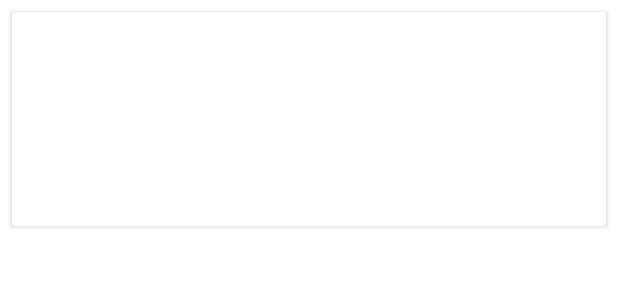
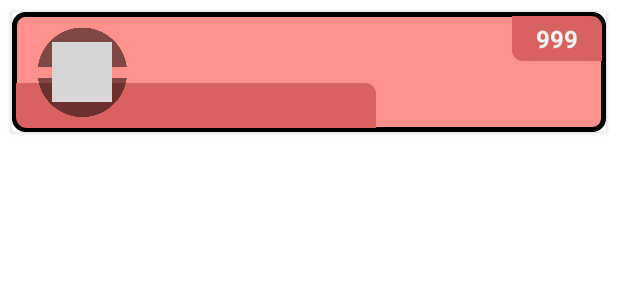
Before and after one commit to Khryzyz/Pokedex, an Android app: the layout item_list_pokemon.xml on its own in the app's theme, with its tools: preview values and no code run, on a phone screen of 412 x 824 dp. Shown: the top 300 px of the screen. Run offline under Robolectric (Android 15) with nearby library versions, the phone set to English and light mode, and no system bars; grey boxes are pictures that could not be loaded.

Commit message:
- Creacion Item Listado

```diff
--- a/app/build.gradle
+++ b/app/build.gradle
@@ -12,7 +12,7 @@ android {
 
     defaultConfig {
         applicationId "com.chris.pokedex"
-        minSdkVersion 16
+        minSdkVersion 17
         targetSdkVersion 30
         versionCode 1
         versionName "1.0"
--- a/app/src/main/java/com/chris/pokedex/layer/ui/fragment/list/adapter/ListPokemonViewHolder.kt
+++ b/app/src/main/java/com/chris/pokedex/layer/ui/fragment/list/adapter/ListPokemonViewHolder.kt
@@ -35,13 +35,15 @@ class ListPokemonViewHolder
 
             pokemon = item
 
-            val urlSprite = when (item.generation) {
-                Constants.Generation.FIRST.id -> "https://raw.githubusercontent.com/PokeAPI/sprites/master/sprites/pokemon/versions/generation-i/yellow/${item.id}.png"
-                Constants.Generation.SECOND.id -> "https://raw.githubusercontent.com/PokeAPI/sprites/master/sprites/pokemon/versions/generation-ii/crystal/${item.id}.png"
-                Constants.Generation.THIRD.id -> "https://raw.githubusercontent.com/PokeAPI/sprites/master/sprites/pokemon/versions/generation-iii/emerald/${item.id}.png"
-                Constants.Generation.FOURTH.id -> "https://raw.githubusercontent.com/PokeAPI/sprites/master/sprites/pokemon/versions/generation-iv/diamond-pearl/${item.id}.png"
-                else -> "https://raw.githubusercontent.com/PokeAPI/sprites/master/sprites/pokemon/versions/generation-v/black-white//${item.id}.png"
-            }
+            val urlSprite = "https://raw.githubusercontent.com/PokeAPI/sprites/master/sprites/pokemon/versions/generation-v/black-white/animated/${item.id}.gif"
+
+//            val urlSprite = when (item.generation) {
+//                Constants.Generation.FIRST.id -> "https://raw.githubusercontent.com/PokeAPI/sprites/master/sprites/pokemon/versions/generation-i/yellow/${item.id}.png"
+//                Constants.Generation.SECOND.id -> "https://raw.githubusercontent.com/PokeAPI/sprites/master/sprites/pokemon/versions/generation-ii/crystal/${item.id}.png"
+//                Constants.Generation.THIRD.id -> "https://raw.githubusercontent.com/PokeAPI/sprites/master/sprites/pokemon/versions/generation-iii/emerald/${item.id}.png"
+//                Constants.Generation.FOURTH.id -> "https://raw.githubusercontent.com/PokeAPI/sprites/master/sprites/pokemon/versions/generation-iv/diamond-pearl/${item.id}.png"
+//                else -> "https://raw.githubusercontent.com/PokeAPI/sprites/master/sprites/pokemon/versions/generation-v/black-white//${item.id}.png"
+//            }
 
             Glide.with(itemView.context).load(urlSprite).into(imvSprite);
 
--- /dev/null
+++ b/app/src/main/res/drawable/shape_bg_item.xml
@@ -0,0 +1,20 @@
+<?xml version="1.0" encoding="UTF-8"?>
+<shape xmlns:android="http://schemas.android.com/apk/res/android">
+    <solid android:color="@color/primary_dark" />
+
+    <stroke
+        android:width="3dp"
+        android:color="@color/black" />
+
+    <padding
+        android:bottom="1dp"
+        android:left="1dp"
+        android:right="1dp"
+        android:top="1dp" />
+
+    <corners
+        android:bottomLeftRadius="7dp"
+        android:bottomRightRadius="7dp"
+        android:topLeftRadius="7dp"
+        android:topRightRadius="7dp" />
+</shape>
--- /dev/null
+++ b/app/src/main/res/drawable/shape_bg_item_decoration.xml
@@ -0,0 +1,14 @@
+<?xml version="1.0" encoding="UTF-8"?>
+<shape xmlns:android="http://schemas.android.com/apk/res/android">
+    <solid android:color="@color/primary" />
+
+    <padding
+        android:bottom="1dp"
+        android:left="1dp"
+        android:right="1dp"
+        android:top="1dp" />
+
+    <corners
+        android:topRightRadius="7dp"
+        android:bottomLeftRadius="7dp" />
+</shape>
--- /dev/null
+++ b/app/src/main/res/drawable/shape_bg_item_number.xml
@@ -0,0 +1,14 @@
+<?xml version="1.0" encoding="UTF-8"?>
+<shape xmlns:android="http://schemas.android.com/apk/res/android">
+    <solid android:color="@color/primary" />
+
+    <padding
+        android:bottom="1dp"
+        android:left="1dp"
+        android:right="1dp"
+        android:top="1dp" />
+
+    <corners
+        android:topRightRadius="7dp"
+        android:bottomLeftRadius="7dp" />
+</shape>
--- a/app/src/main/res/layout/item_list_pokemon.xml
+++ b/app/src/main/res/layout/item_list_pokemon.xml
@@ -1,5 +1,7 @@
 <?xml version="1.0" encoding="utf-8"?>
-<layout xmlns:android="http://schemas.android.com/apk/res/android">
+<layout xmlns:android="http://schemas.android.com/apk/res/android"
+    xmlns:app="http://schemas.android.com/apk/res-auto"
+    xmlns:tools="http://schemas.android.com/tools">
 
     <data>
 
@@ -14,31 +16,84 @@
         android:layout_margin="@dimen/margin_default"
         android:elevation="@dimen/elevation_default">
 
-        <LinearLayout
-            android:layout_width="wrap_content"
-            android:layout_height="wrap_content"
-            android:orientation="vertical">
+        <androidx.constraintlayout.widget.ConstraintLayout
+            android:layout_width="match_parent"
+            android:layout_height="80dp"
+            android:background="@drawable/shape_bg_item">
+
+            <ImageView
+                android:id="@+id/imvBackPoke"
+                android:layout_width="60dp"
+                android:layout_height="60dp"
+                android:layout_marginStart="@dimen/margin_large"
+                android:layout_marginTop="@dimen/margin_large"
+                android:layout_marginBottom="@dimen/margin_large"
+                android:elevation="1dp"
+                android:src="@mipmap/bg_pokeball"
+                app:layout_constraintBottom_toBottomOf="parent"
+                app:layout_constraintStart_toStartOf="parent"
+                app:layout_constraintTop_toTopOf="parent" />
 
             <ImageView
                 android:id="@+id/imvSprite"
                 android:layout_width="40dp"
-                android:layout_height="40dp" />
+                android:layout_height="40dp"
+                android:elevation="2dp"
+                app:layout_constraintBottom_toBottomOf="@+id/imvBackPoke"
+                app:layout_constraintEnd_toEndOf="@+id/imvBackPoke"
+                app:layout_constraintStart_toStartOf="@+id/imvBackPoke"
+                app:layout_constraintTop_toTopOf="@+id/imvBackPoke"
+                tools:src="@tools:sample/avatars" />
+
+            <View
+                android:id="@+id/frameLayout"
+                android:layout_width="60dp"
+                android:layout_height="30dp"
+                android:layout_marginTop="@dimen/margin_decoration"
+                android:layout_marginEnd="@dimen/margin_decoration"
+                android:background="@drawable/shape_bg_item_number"
+                app:layout_constraintEnd_toEndOf="parent"
+                app:layout_constraintTop_toTopOf="parent" />
 
             <TextView
                 android:id="@+id/txvId"
+                style="@style/textViewTitle.Accent"
                 android:layout_width="wrap_content"
                 android:layout_height="wrap_content"
+                android:layout_gravity="center"
                 android:padding="@dimen/padding_large"
-                android:text="@{Integer.valueOf(pokemon.id).toString()}" />
+                android:text="@{Integer.valueOf(pokemon.id).toString()}"
+                app:layout_constraintBottom_toBottomOf="@+id/frameLayout"
+                app:layout_constraintEnd_toEndOf="@+id/frameLayout"
+
+                app:layout_constraintTop_toTopOf="parent"
+                tools:text="999" />
+
+            <View
+                android:id="@+id/view"
+                android:layout_width="240dp"
+                android:layout_height="30dp"
+                android:layout_marginStart="@dimen/margin_decoration"
+                android:layout_marginBottom="@dimen/margin_decoration"
+                android:background="@drawable/shape_bg_item_decoration"
+                app:layout_constraintBottom_toBottomOf="parent"
+                app:layout_constraintStart_toStartOf="parent" />
 
             <TextView
                 android:id="@+id/txvName"
+                style="@style/textViewItemAccent"
                 android:layout_width="wrap_content"
                 android:layout_height="wrap_content"
+                android:layout_marginStart="@dimen/margin_default"
+                android:layout_marginTop="@dimen/margin_default"
                 android:padding="@dimen/padding_large"
-                android:text="@{pokemon.name}" />
+                android:text="@{pokemon.name}"
+                app:layout_constraintBottom_toTopOf="@+id/view"
+                app:layout_constraintStart_toEndOf="@+id/imvBackPoke"
+                app:layout_constraintTop_toTopOf="parent"
+                tools:text="@tools:sample/lorem" />
 
-        </LinearLayout>
+        </androidx.constraintlayout.widget.ConstraintLayout>
 
     </androidx.cardview.widget.CardView>
 
--- a/app/src/main/res/values/dimens.xml
+++ b/app/src/main/res/values/dimens.xml
@@ -6,6 +6,8 @@
     <dimen name="elevation_over">6dp</dimen>
 
     <!--Margins-->
+    <dimen name="margin_decoration">2dp</dimen>
+
     <dimen name="margin_micro">2dp</dimen>
     <dimen name="margin_small">4dp</dimen>
     <dimen name="margin_default">8dp</dimen>
@@ -27,6 +29,8 @@
     <!--Text Sizes-->
     <dimen name="title_text_size">16sp</dimen>
 
+    <dimen name="text_item_size">20sp</dimen>
+
     <dimen name="normal_text_size">12sp</dimen>
 
 </resources>
--- a/app/src/main/res/values/styles_textview.xml
+++ b/app/src/main/res/values/styles_textview.xml
@@ -41,4 +41,13 @@
         <item name="android:textColor">@color/white</item>
     </style>
 
+
+    <style name="textViewItemAccent">
+        <item name="textAllCaps">true</item>
+        <item name="android:textSize">@dimen/text_item_size</item>
+        <item name="android:textStyle">bold</item>
+        <item name="android:textColor">@color/accent</item>
+    </style>
+
+
 </resources>
```
Also changed, not shown: app/src/main/res/mipmap-mdpi/bg_pokeball.png (added).
